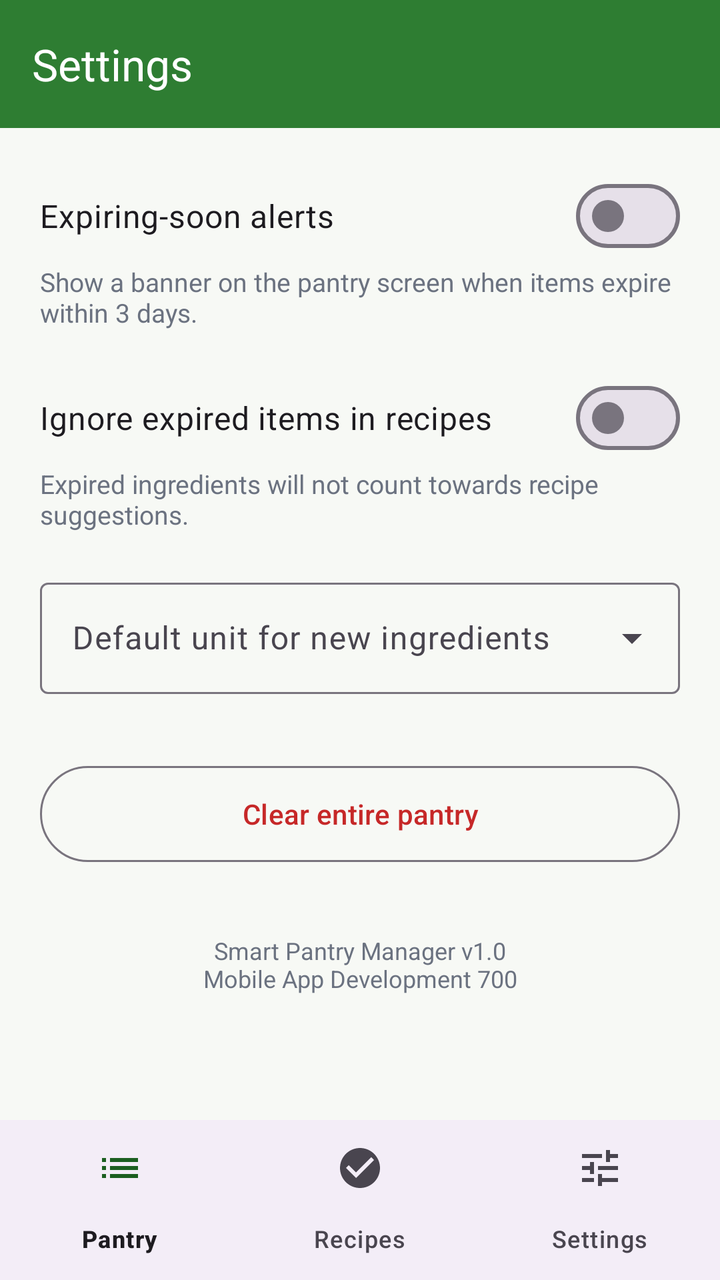
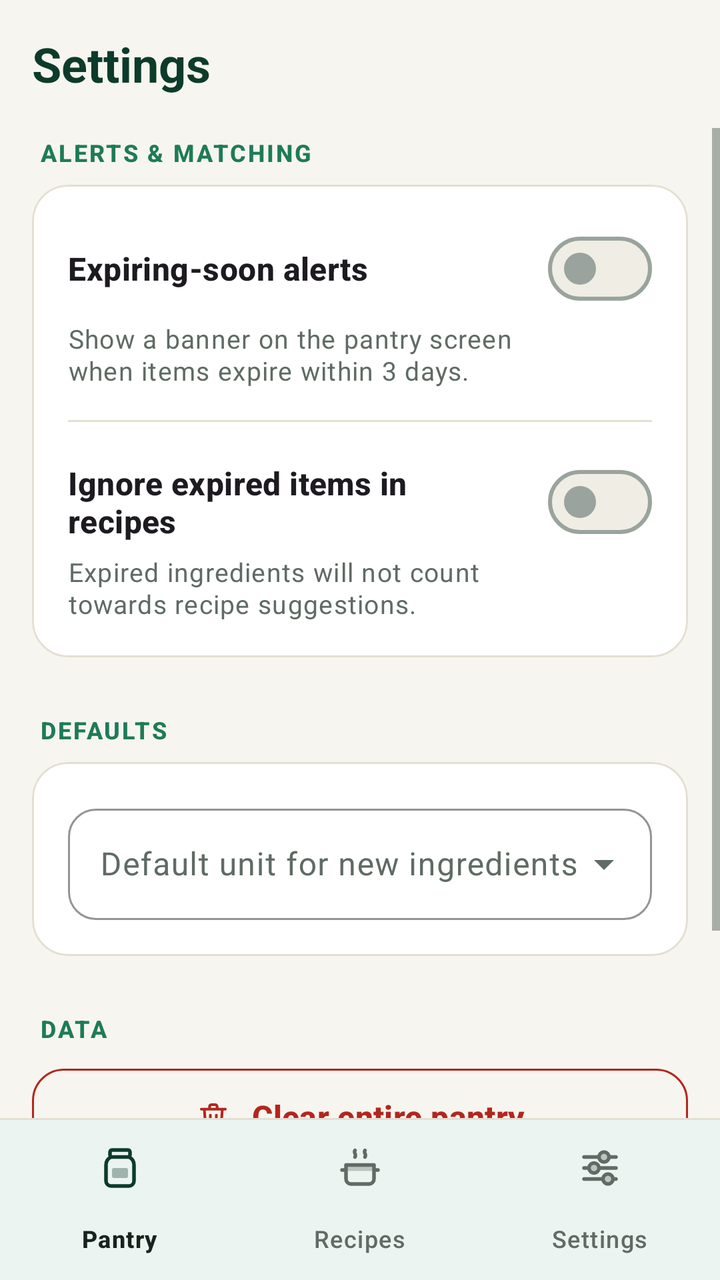

Before-and-after screenshots of an Android layout around one commit, followed by the original layout XML and the change that was made.
<!-- AndroidManifest.xml: application theme Theme.SmartPantry -->
<!-- res/layout/activity_settings.xml -->
<?xml version="1.0" encoding="utf-8"?>
<LinearLayout xmlns:android="http://schemas.android.com/apk/res/android"
    xmlns:app="http://schemas.android.com/apk/res-auto"
    android:layout_width="match_parent"
    android:layout_height="match_parent"
    android:orientation="vertical">

    <com.google.android.material.appbar.MaterialToolbar
        android:id="@+id/toolbar"
        android:layout_width="match_parent"
        android:layout_height="?attr/actionBarSize"
        android:background="@color/green_primary"
        app:titleTextColor="@color/white"
        app:navigationIconTint="@color/white"
        app:title="Settings" />

    <ScrollView
        android:layout_width="match_parent"
        android:layout_height="0dp"
        android:layout_weight="1">

        <LinearLayout
            android:layout_width="match_parent"
            android:layout_height="wrap_content"
            android:orientation="vertical"
            android:padding="20dp">

            <com.google.android.material.materialswitch.MaterialSwitch
                android:id="@+id/sw_alerts"
                android:layout_width="match_parent"
                android:layout_height="wrap_content"
                android:text="Expiring-soon alerts"
                android:textSize="16sp" />

            <TextView
                android:layout_width="match_parent"
                android:layout_height="wrap_content"
                android:layout_marginBottom="20dp"
                android:text="Show a banner on the pantry screen when items expire within 3 days."
                android:textColor="@color/grey"
                android:textSize="13sp" />

            <com.google.android.material.materialswitch.MaterialSwitch
                android:id="@+id/sw_ignore_expired"
                android:layout_width="match_parent"
                android:layout_height="wrap_content"
                android:text="Ignore expired items in recipes"
                android:textSize="16sp" />

            <TextView
                android:layout_width="match_parent"
                android:layout_height="wrap_content"
                android:layout_marginBottom="20dp"
                android:text="Expired ingredients will not count towards recipe suggestions."
                android:textColor="@color/grey"
                android:textSize="13sp" />

            <com.google.android.material.textfield.TextInputLayout
                style="@style/Widget.Material3.TextInputLayout.OutlinedBox.ExposedDropdownMenu"
                android:layout_width="match_parent"
                android:layout_height="wrap_content"
                android:hint="Default unit for new ingredients">

                <com.google.android.material.textfield.MaterialAutoCompleteTextView
                    android:id="@+id/et_default_unit"
                    android:layout_width="match_parent"
                    android:layout_height="wrap_content"
                    android:inputType="none" />
            </com.google.android.material.textfield.TextInputLayout>

            <Button
                android:id="@+id/btn_clear_pantry"
                style="?attr/materialButtonOutlinedStyle"
                android:layout_width="match_parent"
                android:layout_height="56dp"
                android:layout_marginTop="32dp"
                android:text="Clear entire pantry"
                android:textColor="@color/red" />

            <TextView
                android:layout_width="match_parent"
                android:layout_height="wrap_content"
                android:layout_marginTop="32dp"
                android:gravity="center"
                android:text="Smart Pantry Manager v1.0\nMobile App Development 700"
                android:textColor="@color/grey"
                android:textSize="12sp" />
        </LinearLayout>
    </ScrollView>

    <com.google.android.material.bottomnavigation.BottomNavigationView
        android:id="@+id/bottom_nav"
        android:layout_width="match_parent"
        android:layout_height="wrap_content"
        app:menu="@menu/bottom_nav" />
</LinearLayout>
<!-- resources referenced by this layout -->
<resources>
  <color name="green_primary">#2E7D32</color>
  <color name="grey">#6B7280</color>
  <color name="red">#C62828</color>
  <style name="Theme.SmartPantry" parent="Theme.Material3.Light.NoActionBar">
          <item name="colorPrimary">@color/green_primary</item>
          <item name="colorOnPrimary">@color/white</item>
          <item name="colorPrimaryContainer">@color/green_container</item>
          <item name="colorOnPrimaryContainer">@color/green_dark</item>
          <item name="colorSecondary">@color/green_primary</item>
          <item name="colorSecondaryContainer">@color/green_container</item>
          <item name="colorOnSecondaryContainer">@color/green_dark</item>
          <item name="android:windowBackground">@color/background</item>
          <item name="android:statusBarColor">@color/green_dark</item>
          <item name="android:textColorPrimary">@color/text_dark</item>
      </style>
  <color name="green_container">#DCEFD8</color>
  <color name="green_dark">#1B5E20</color>
  <color name="background">#F7F9F5</color>
  <color name="text_dark">#1F2937</color>
  <!-- unchanged entries left out for length: 1 -->
</resources>

<!-- the commit's change to res/layout/activity_settings.xml (unified diff, before → after) -->
@@ -3,93 +3,164 @@
     xmlns:app="http://schemas.android.com/apk/res-auto"
     android:layout_width="match_parent"
     android:layout_height="match_parent"
+    android:background="@color/background"
     android:orientation="vertical">
 
     <com.google.android.material.appbar.MaterialToolbar
         android:id="@+id/toolbar"
+        style="@style/Widget.SmartPantry.Toolbar"
         android:layout_width="match_parent"
-        android:layout_height="?attr/actionBarSize"
-        android:background="@color/green_primary"
-        app:titleTextColor="@color/white"
-        app:navigationIconTint="@color/white"
+        android:layout_height="64dp"
         app:title="Settings" />
 
     <ScrollView
         android:layout_width="match_parent"
         android:layout_height="0dp"
-        android:layout_weight="1">
+        android:layout_weight="1"
+        android:clipToPadding="false">
 
         <LinearLayout
             android:layout_width="match_parent"
             android:layout_height="wrap_content"
             android:orientation="vertical"
-            android:padding="20dp">
+            android:paddingStart="16dp"
+            android:paddingTop="4dp"
+            android:paddingEnd="16dp"
+            android:paddingBottom="24dp">
 
-            <com.google.android.material.materialswitch.MaterialSwitch
-                android:id="@+id/sw_alerts"
+            
+            <TextView
+                android:layout_width="wrap_content"
+                android:layout_height="wrap_content"
+                android:layout_marginStart="4dp"
+                android:layout_marginBottom="8dp"
+                android:text="Alerts &amp; matching"
+                android:textAppearance="@style/TextAppearance.SmartPantry.SectionLabel" />
+
+            <com.google.android.material.card.MaterialCardView
+                style="@style/Widget.SmartPantry.Card"
                 android:layout_width="match_parent"
-                android:layout_height="wrap_content"
-                android:text="Expiring-soon alerts"
-                android:textSize="16sp" />
+                android:layout_height="wrap_content">
 
-            <TextView
-                android:layout_width="match_parent"
-                android:layout_height="wrap_content"
-                android:layout_marginBottom="20dp"
-                android:text="Show a banner on the pantry screen when items expire within 3 days."
-                android:textColor="@color/grey"
-                android:textSize="13sp" />
-
-            <com.google.android.material.materialswitch.MaterialSwitch
-                android:id="@+id/sw_ignore_expired"
-                android:layout_width="match_parent"
-                android:layout_height="wrap_content"
-                android:text="Ignore expired items in recipes"
-                android:textSize="16sp" />
-
-            <TextView
-                android:layout_width="match_parent"
-                android:layout_height="wrap_content"
-                android:layout_marginBottom="20dp"
-                android:text="Expired ingredients will not count towards recipe suggestions."
-                android:textColor="@color/grey"
-                android:textSize="13sp" />
-
-            <com.google.android.material.textfield.TextInputLayout
-                style="@style/Widget.Material3.TextInputLayout.OutlinedBox.ExposedDropdownMenu"
-                android:layout_width="match_parent"
-                android:layout_height="wrap_content"
-                android:hint="Default unit for new ingredients">
-
-                <com.google.android.material.textfield.MaterialAutoCompleteTextView
-                    android:id="@+id/et_default_unit"
+                <LinearLayout
                     android:layout_width="match_parent"
                     android:layout_height="wrap_content"
-                    android:inputType="none" />
-            </com.google.android.material.textfield.TextInputLayout>
+                    android:orientation="vertical"
+                    android:padding="18dp">
 
-            <Button
+                    <com.google.android.material.materialswitch.MaterialSwitch
+                        android:id="@+id/sw_alerts"
+                        android:layout_width="match_parent"
+                        android:layout_height="wrap_content"
+                        android:text="Expiring-soon alerts"
+                        android:textAppearance="@style/TextAppearance.SmartPantry.CardTitle"
+                        android:textSize="16sp" />
+
+                    <TextView
+                        android:layout_width="match_parent"
+                        android:layout_height="wrap_content"
+                        android:layout_marginTop="2dp"
+                        android:layout_marginEnd="64dp"
+                        android:lineSpacingMultiplier="1.1"
+                        android:text="Show a banner on the pantry screen when items expire within 3 days."
+                        android:textAppearance="@style/TextAppearance.SmartPantry.Caption" />
+
+                    <View
+                        android:layout_width="match_parent"
+                        android:layout_height="1dp"
+                        android:layout_marginTop="16dp"
+                        android:layout_marginBottom="16dp"
+                        android:background="@color/outline_soft" />
+
+                    <com.google.android.material.materialswitch.MaterialSwitch
+                        android:id="@+id/sw_ignore_expired"
+                        android:layout_width="match_parent"
+                        android:layout_height="wrap_content"
+                        android:text="Ignore expired items in recipes"
+                        android:textAppearance="@style/TextAppearance.SmartPantry.CardTitle"
+                        android:textSize="16sp" />
+
+                    <TextView
+                        android:layout_width="match_parent"
+                        android:layout_height="wrap_content"
+                        android:layout_marginTop="2dp"
+                        android:layout_marginEnd="64dp"
+                        android:lineSpacingMultiplier="1.1"
+                        android:text="Expired ingredients will not count towards recipe suggestions."
+                        android:textAppearance="@style/TextAppearance.SmartPantry.Caption" />
+                </LinearLayout>
+            </com.google.android.material.card.MaterialCardView>
+
+            
+            <TextView
+                android:layout_width="wrap_content"
+                android:layout_height="wrap_content"
+                android:layout_marginStart="4dp"
+                android:layout_marginTop="28dp"
+                android:layout_marginBottom="8dp"
+                android:text="Defaults"
+                android:textAppearance="@style/TextAppearance.SmartPantry.SectionLabel" />
+
+            <com.google.android.material.card.MaterialCardView
+                style="@style/Widget.SmartPantry.Card"
+                android:layout_width="match_parent"
+                android:layout_height="wrap_content">
+
+                <com.google.android.material.textfield.TextInputLayout
+                    style="@style/Widget.SmartPantry.TextInput.Dropdown"
+                    android:layout_width="match_parent"
+                    android:layout_height="wrap_content"
+                    android:layout_margin="18dp"
+                    android:hint="Default unit for new ingredients">
+
+                    <com.google.android.material.textfield.MaterialAutoCompleteTextView
+                        android:id="@+id/et_default_unit"
+                        android:layout_width="match_parent"
+                        android:layout_height="wrap_content"
+                        android:inputType="none" />
+                </com.google.android.material.textfield.TextInputLayout>
+            </com.google.android.material.card.MaterialCardView>
+
+            
+            <TextView
+                android:layout_width="wrap_content"
+                android:layout_height="wrap_content"
+                android:layout_marginStart="4dp"
+                android:layout_marginTop="28dp"
+                android:layout_marginBottom="8dp"
+                android:text="Data"
+                android:textAppearance="@style/TextAppearance.SmartPantry.SectionLabel" />
+
+            <com.google.android.material.button.MaterialButton
                 android:id="@+id/btn_clear_pantry"
-                style="?attr/materialButtonOutlinedStyle"
+                style="@style/Widget.SmartPantry.Button.Danger"
                 android:layout_width="match_parent"
                 android:layout_height="56dp"
-                android:layout_marginTop="32dp"
                 android:text="Clear entire pantry"
-                android:textColor="@color/red" />
+                app:icon="@drawable/ic_delete"
+                app:iconGravity="textStart"
+                app:iconPadding="10dp" />
 
             <TextView
                 android:layout_width="match_parent"
                 android:layout_height="wrap_content"
                 android:layout_marginTop="32dp"
                 android:gravity="center"
+                android:lineSpacingMultiplier="1.2"
                 android:text="Smart Pantry Manager v1.0\nMobile App Development 700"
-                android:textColor="@color/grey"
+                android:textAppearance="@style/TextAppearance.SmartPantry.Caption"
                 android:textSize="12sp" />
         </LinearLayout>
     </ScrollView>
 
+    <View
+        android:layout_width="match_parent"
+        android:layout_height="1dp"
+        android:background="@color/outline_soft" />
+
     <com.google.android.material.bottomnavigation.BottomNavigationView
         android:id="@+id/bottom_nav"
+        style="@style/Widget.SmartPantry.BottomNav"
         android:layout_width="match_parent"
         android:layout_height="wrap_content"
         app:menu="@menu/bottom_nav" />
<!-- resource entries referenced after the edit -->
@@ -1,24 +1,144 @@
 <!-- resources referenced by this layout -->
 <resources>
-  <color name="green_primary">#2E7D32</color>
-  <color name="grey">#6B7280</color>
-  <color name="red">#C62828</color>
+  <color name="green_primary">#1E7B57</color>
+  <color name="grey">#5F6B64</color>
+  <color name="red">#B3261E</color>
+  <color name="red_container">#FCE4E1</color>
+  <style name="TextAppearance.SmartPantry.ToolbarTitle" parent="TextAppearance.Material3.TitleLarge">
+          <item name="android:textSize">24sp</item>
+          <item name="android:textStyle">bold</item>
+          <item name="android:textColor">@color/green_dark</item>
+      </style>
   <style name="Theme.SmartPantry" parent="Theme.Material3.Light.NoActionBar">
+  
+          
           <item name="colorPrimary">@color/green_primary</item>
           <item name="colorOnPrimary">@color/white</item>
           <item name="colorPrimaryContainer">@color/green_container</item>
           <item name="colorOnPrimaryContainer">@color/green_dark</item>
+  
+          
           <item name="colorSecondary">@color/green_primary</item>
+          <item name="colorOnSecondary">@color/white</item>
           <item name="colorSecondaryContainer">@color/green_container</item>
           <item name="colorOnSecondaryContainer">@color/green_dark</item>
+  
+          
+          <item name="colorTertiary">@color/saffron</item>
+          <item name="colorOnTertiary">@color/on_saffron</item>
+          <item name="colorTertiaryContainer">@color/saffron_container</item>
+          <item name="colorOnTertiaryContainer">@color/on_saffron</item>
+  
+          
+          <item name="colorError">@color/red</item>
+          <item name="colorOnError">@color/white</item>
+          <item name="colorErrorContainer">@color/red_container</item>
+          <item name="colorOnErrorContainer">@color/red</item>
+  
+          
+          <item name="android:colorBackground">@color/background</item>
+          <item name="colorOnBackground">@color/text_dark</item>
+          <item name="colorSurface">@color/white</item>
+          <item name="colorOnSurface">@color/text_dark</item>
+          <item name="colorSurfaceVariant">@color/surface_variant</item>
+          <item name="colorOnSurfaceVariant">@color/grey</item>
+          <item name="colorSurfaceContainerLowest">@color/white</item>
+          <item name="colorSurfaceContainerLow">@color/white</item>
+          <item name="colorSurfaceContainer">@color/white</item>
+          <item name="colorSurfaceContainerHigh">@color/white</item>
+          <item name="colorSurfaceContainerHighest">@color/surface_variant</item>
+          <item name="colorOutline">@color/outline</item>
+          <item name="colorOutlineVariant">@color/outline_soft</item>
+  
+          
           <item name="android:windowBackground">@color/background</item>
-          <item name="android:statusBarColor">@color/green_dark</item>
+          <item name="android:statusBarColor">@color/background</item>
+          <item name="android:windowLightStatusBar">true</item>
+  
+          
           <item name="android:textColorPrimary">@color/text_dark</item>
+          <item name="android:textColorSecondary">@color/grey</item>
       </style>
-  <color name="green_container">#DCEFD8</color>
-  <color name="green_dark">#1B5E20</color>
-  <color name="background">#F7F9F5</color>
-  <color name="text_dark">#1F2937</color>
+  <color name="green_container">#D3EEDF</color>
+  <color name="saffron">#F2B138</color>
+  <color name="on_saffron">#4A3000</color>
+  <color name="saffron_container">#FFE7B0</color>
+  <color name="surface_variant">#EFEDE4</color>
+  <color name="outline">#9AA39D</color>
+  <color name="green_dark">#0D3B2B</color>
+  <color name="background">#F7F5EF</color>
+  <color name="outline_soft">#E3DFD2</color>
+  <!-- drawable ic_delete (drawable) -->
+  <vector xmlns:android="http://schemas.android.com/apk/res/android"
+      android:width="24dp" android:height="24dp" android:viewportWidth="24" android:viewportHeight="24"
+      android:tint="?attr/colorControlNormal">
+      
+      <path
+          android:strokeColor="#FF000000"
+          android:strokeWidth="1.8"
+          android:strokeLineCap="round"
+          android:strokeLineJoin="round"
+          android:pathData="M4,7h16M9.5,7V5.2A1.2,1.2 0 0 1 10.7,4h2.6A1.2,1.2 0 0 1 14.5,5.2V7M6,7l0.8,11.2A2,2 0 0 0 8.8,20h6.4a2,2 0 0 0 2,-1.8L18,7" />
+      
+      <path
+          android:strokeColor="#FF000000"
+          android:strokeWidth="1.8"
+          android:strokeLineCap="round"
+          android:pathData="M10,11v5M14,11v5" />
+  </vector>
+  <style name="TextAppearance.SmartPantry.Caption" parent="TextAppearance.Material3.BodySmall">
+          <item name="android:textSize">13sp</item>
+          <item name="android:textColor">@color/grey</item>
+      </style>
+  <style name="TextAppearance.SmartPantry.CardTitle" parent="TextAppearance.Material3.TitleMedium">
+          <item name="android:textSize">17sp</item>
+          <item name="android:textStyle">bold</item>
+          <item name="android:textColor">@color/text_dark</item>
+      </style>
+  <style name="TextAppearance.SmartPantry.SectionLabel" parent="TextAppearance.Material3.LabelMedium">
+          <item name="android:textSize">12sp</item>
+          <item name="android:textStyle">bold</item>
+          <item name="android:letterSpacing">0.08</item>
+          <item name="android:textAllCaps">true</item>
+          <item name="android:textColor">@color/green_primary</item>
+      </style>
+  <style name="Widget.SmartPantry.BottomNav" parent="Widget.Material3.BottomNavigationView">
+          <item name="backgroundTint">@color/white</item>
+          <item name="android:elevation">0dp</item>
+      </style>
+  <style name="Widget.SmartPantry.Button.Danger" parent="Widget.Material3.Button.OutlinedButton">
+          <item name="cornerRadius">16dp</item>
+          <item name="android:textSize">16sp</item>
+          <item name="android:textStyle">bold</item>
+          <item name="android:textColor">@color/red</item>
+          <item name="strokeColor">@color/red</item>
+          <item name="strokeWidth">1dp</item>
+          <item name="iconTint">@color/red</item>
+          <item name="rippleColor">@color/red_container</item>
+      </style>
+  <style name="Widget.SmartPantry.Card" parent="Widget.Material3.CardView.Outlined">
+          <item name="cardBackgroundColor">@color/white</item>
+          <item name="cardCornerRadius">18dp</item>
+          <item name="cardElevation">0dp</item>
+          <item name="strokeColor">@color/outline_soft</item>
+          <item name="strokeWidth">1dp</item>
+      </style>
+  <style name="Widget.SmartPantry.TextInput.Dropdown" parent="Widget.Material3.TextInputLayout.OutlinedBox.ExposedDropdownMenu">
+          <item name="boxCornerRadiusTopStart">14dp</item>
+          <item name="boxCornerRadiusTopEnd">14dp</item>
+          <item name="boxCornerRadiusBottomStart">14dp</item>
+          <item name="boxCornerRadiusBottomEnd">14dp</item>
+          <item name="boxStrokeColor">@color/green_primary</item>
+          <item name="hintTextColor">@color/green_primary</item>
+      </style>
+  <style name="Widget.SmartPantry.Toolbar" parent="Widget.Material3.Toolbar">
+          <item name="android:background">@color/background</item>
+          <item name="android:elevation">0dp</item>
+          <item name="titleTextAppearance">@style/TextAppearance.SmartPantry.ToolbarTitle</item>
+          <item name="titleTextColor">@color/green_dark</item>
+          <item name="navigationIconTint">@color/green_dark</item>
+      </style>
+  <color name="text_dark">#17231D</color>
   <!-- unchanged entries left out for length: 1 -->
 </resources>
 
